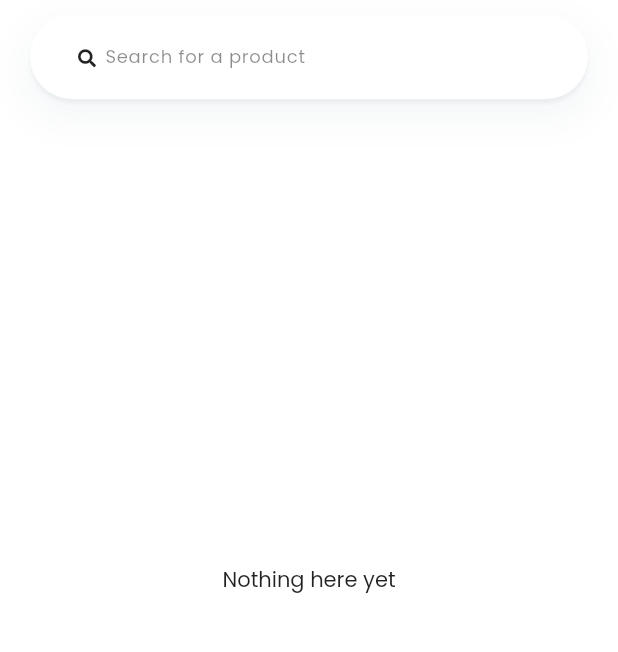
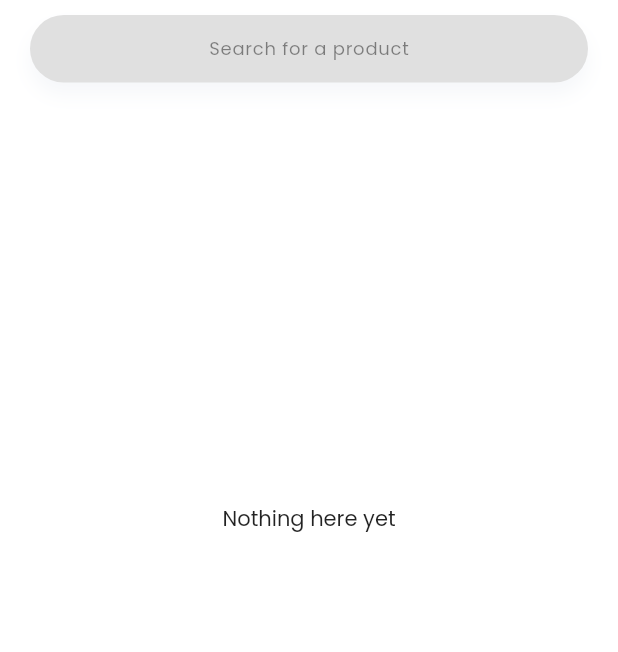
Before and after one commit to Delnyavor/vpay, a Flutter app: the LandingPage screen opened by its route, on a phone screen of 412 x 824 dp, the part 84-736 px from its top. Run offline on Flutter 3.47's test engine with Material 2 defaults, Android fonts, the phone set to English and light mode, and no system bars; our stand-ins replace cloud_firestore, firebase_auth, firebase_core, firebase_database, font_awesome_flutter, google_fonts; accounts and stored records are empty.

Commit message:
ui touch-up

```diff
--- a/lib/src/components/chat_input.dart
+++ b/lib/src/components/chat_input.dart
@@ -80,7 +80,7 @@ class ChatInputState extends State<ChatInput> {
       icon: Icon(
         Icons.send_outlined,
         size: 20,
-        color: Theme.of(context).primaryColor,
+        color: Theme.of(context).colorScheme.primary,
       ),
     );
   }
--- a/lib/src/components/chat_message.dart
+++ b/lib/src/components/chat_message.dart
@@ -58,7 +58,7 @@ class _ChatMessageWidgetState extends State<ChatMessageWidget> {
       margin: const EdgeInsets.fromLTRB(8, 0, 8, 1),
       decoration: BoxDecoration(
         color: widget.message.isMe
-            ? Theme.of(context).primaryColor
+            ? Theme.of(context).colorScheme.primary
             : Color(0xfff0f1f6),
         borderRadius: BorderRadius.only(
           topLeft: widget.message.isMe ? roundRadius : pointedRadius,
--- a/lib/src/components/search_widget.dart
+++ b/lib/src/components/search_widget.dart
@@ -1,6 +1,4 @@
 import 'package:flutter/material.dart';
-import 'package:font_awesome_flutter/font_awesome_flutter.dart';
-import 'package:vpay/src/pages/home/search_page.dart';
 
 // ignore: must_be_immutable
 class SearchWidget extends StatelessWidget {
@@ -13,23 +11,26 @@ class SearchWidget extends StatelessWidget {
     return GestureDetector(
       child: Container(
         margin: const EdgeInsets.symmetric(horizontal: 20),
-        padding: const EdgeInsets.only(left: 20, right: 16),
+        // padding: const EdgeInsets.only(left: 20, right: 16),
         decoration: BoxDecoration(
+          // border: Border.all(
+          //   color: Color(0x3fafbbf1),
+          // ),
           borderRadius: BorderRadius.circular(30),
-          color: Colors.white,
+          color: Colors.grey[300],
           boxShadow: [
             BoxShadow(
-              color: Colors.blueGrey[50]!.withOpacity(0.5),
-              blurRadius: 20,
-              spreadRadius: 5,
-              offset: Offset(0, 10),
+              color: Color(0x1fafbbd1),
+              blurRadius: 10,
+              spreadRadius: 0,
+              offset: Offset(0, 8),
             ),
-            BoxShadow(
-              color: Colors.blueGrey[50]!.withOpacity(1),
-              blurRadius: 1,
-              spreadRadius: 0,
-              offset: Offset(0, 3),
-            ),
+            // BoxShadow(
+            //   color: Color(0x1fafbbc1),
+            //   blurRadius: 1,
+            //   spreadRadius: 0,
+            //   offset: Offset(0, 3),
+            // ),
           ],
         ),
         child: searchBar(context),
@@ -41,21 +42,24 @@ class SearchWidget extends StatelessWidget {
     return Hero(
       tag: 'search',
       child: Row(
+        mainAxisAlignment: MainAxisAlignment.center,
         children: [
-          Padding(
-            padding: const EdgeInsets.fromLTRB(12, 0, 6, 0),
-            child: Icon(
-              FontAwesomeIcons.search,
-              size: 12,
+          // Padding(
+          //   padding: const EdgeInsets.fromLTRB(12, 0, 6, 0),
+          //   child: Icon(
+          //     FontAwesomeIcons.search,
+          //     size: 12,
+          //   ),
+          // ),
+          Center(
+            child: Text(
+              'Search for a product',
+              textAlign: TextAlign.left,
+              style: Theme.of(context)
+                  .textTheme
+                  .caption!
+                  .copyWith(letterSpacing: 0.5, color: Colors.black45),
             ),
-          ),
-          Text(
-            'Search for a product',
-            textAlign: TextAlign.left,
-            style: Theme.of(context)
-                .textTheme
-                .caption!
-                .copyWith(letterSpacing: 0.5, color: Colors.black45),
           ),
         ],
       ),
--- a/lib/src/dao/products_dao.dart
+++ b/lib/src/dao/products_dao.dart
@@ -33,7 +33,7 @@ class ProductsDao {
   }
 
   Future<List<Category>> getCategories() async {
-    await catRef.orderBy("id").get().then(
+    await catRef.orderBy("index").get().then(
       (e) {
         categories = e.docs.map((f) => Category.fromSnapshot(f)).toList();
       },
--- a/lib/src/pages/chat/chat_page.dart
+++ b/lib/src/pages/chat/chat_page.dart
@@ -1,6 +1,5 @@
 import 'package:flutter/material.dart';
 import 'package:vpay/src/components/chat_input.dart';
-import 'package:vpay/src/models/message.dart';
 import 'package:vpay/src/components/chat_message.dart';
 import 'package:vpay/src/provider/chat_provider.dart';
 
--- a/lib/src/pages/home/back_layer.dart
+++ b/lib/src/pages/home/back_layer.dart
@@ -77,21 +77,24 @@ class _BackLayerState extends State<BackLayer> {
           size: 18,
           color: Colors.white,
         ),
-        title: Text('Transactions', style: theme),
+        title: Text('Ongoing Transactions', style: theme),
         onTap: () {
           Navigator.push(context,
               MaterialPageRoute(builder: (context) => SalesReportPage()));
         },
       ),
-      // SizedBox(height: 5),
       ListTile(
-          leading: Icon(
-            FontAwesomeIcons.creditCard,
-            size: 18,
-            color: Colors.white,
-          ),
-          title: Text('Enter Promo Code', style: theme)),
-      // SizedBox(height: 5),
+        leading: Icon(
+          FontAwesomeIcons.ccAmazonPay,
+          size: 18,
+          color: Colors.white,
+        ),
+        title: Text('History', style: theme),
+        onTap: () {
+          Navigator.push(context,
+              MaterialPageRoute(builder: (context) => SalesReportPage()));
+        },
+      ),
       ListTile(
           leading: Icon(
             Icons.settings,
@@ -99,44 +102,6 @@ class _BackLayerState extends State<BackLayer> {
             color: Colors.white,
           ),
           title: Text('Settings', style: theme)),
-      // SizedBox(height: 5),
-      ListTile(
-          leading: Icon(
-            FontAwesomeIcons.outdent,
-            size: 18,
-            color: Colors.white,
-          ),
-          title: Text('Logout', style: theme)),
-      // SizedBox(height: 5),
-      ListTile(
-        leading: Icon(
-          FontAwesomeIcons.ccAmazonPay,
-          size: 18,
-          color: Colors.white,
-        ),
-        title: Text('Transactions', style: theme),
-        onTap: () {
-          Navigator.push(context,
-              MaterialPageRoute(builder: (context) => SalesReportPage()));
-        },
-      ),
-      // SizedBox(height: 5),
-      ListTile(
-          leading: Icon(
-            FontAwesomeIcons.creditCard,
-            size: 18,
-            color: Colors.white,
-          ),
-          title: Text('Enter Promo Code', style: theme)),
-      // SizedBox(height: 5),
-      ListTile(
-          leading: Icon(
-            Icons.settings,
-            size: 18,
-            color: Colors.white,
-          ),
-          title: Text('Settings', style: theme)),
-      // SizedBox(height: 5),
       ListTile(
           leading: Icon(
             FontAwesomeIcons.outdent,
--- a/lib/src/pages/home/front_layer.dart
+++ b/lib/src/pages/home/front_layer.dart
@@ -145,6 +145,8 @@ class _FrontLayerState extends State<FrontLayer> with TickerProviderStateMixin {
         SliverPadding(
           padding: const EdgeInsets.only(bottom: 25, top: 10),
           sliver: SliverHeader(
+            minHeight: 45,
+            maxHeight: 45,
             floating: true,
             child: SearchWidget(
               newRoute: Container(),
@@ -152,10 +154,10 @@ class _FrontLayerState extends State<FrontLayer> with TickerProviderStateMixin {
           ),
         ),
         SliverPadding(
-          padding: const EdgeInsets.only(top: 10, bottom: 10),
+          padding: const EdgeInsets.only(top: 20, bottom: 20),
           sliver: SliverHeader(
-            minHeight: 70,
-            maxHeight: 70,
+            minHeight: 20,
+            maxHeight: 20,
             child: tabBar(),
           ),
         ),
@@ -192,23 +194,25 @@ class _FrontLayerState extends State<FrontLayer> with TickerProviderStateMixin {
   Widget tabBar() {
     return Theme(
       data: theme.copyWith(
-        highlightColor: Colors.transparent,
-        splashColor: Colors.transparent,
-      ),
+          // highlightColor: Colors.transparent,
+          // splashColor: Colors.transparent,
+          ),
       child: ScrollConfiguration(
         behavior: ScrollBehavior(),
         child: TabBar(
+          padding: const EdgeInsets.symmetric(horizontal: 18),
           labelStyle: theme.textTheme.caption!.copyWith(
-              letterSpacing: 0.4, fontWeight: FontWeight.w500, fontSize: 10),
+              letterSpacing: 0.2, fontWeight: FontWeight.w500, fontSize: 11),
           controller: tabController,
-          labelColor: Colors.black87,
+          labelColor: Colors.black,
           isScrollable: true,
           unselectedLabelColor: Colors.black38,
           unselectedLabelStyle: theme.textTheme.caption!.copyWith(
-              letterSpacing: 0.4, fontWeight: FontWeight.w400, fontSize: 10),
+              letterSpacing: 0.2, fontWeight: FontWeight.w400, fontSize: 11),
           indicator: UnderlineTabIndicator(borderSide: BorderSide.none),
+          labelPadding: const EdgeInsets.symmetric(horizontal: 8),
           // indicatorSize: TabBarIndicatorSize.tab,
-          // labelPadding: const EdgeInsets.only(left: 20, right: 5),
+
           onTap: (index) {
             setState(() {
               selectedCategory = categories[index];
@@ -216,8 +220,8 @@ class _FrontLayerState extends State<FrontLayer> with TickerProviderStateMixin {
           },
           tabs: [
             for (final category in categories)
-              tab(
-                category.name,
+              Tab(
+                text: category.name,
               )
           ],
         ),
@@ -267,33 +271,4 @@ class _FrontLayerState extends State<FrontLayer> with TickerProviderStateMixin {
       ),
     );
   }
-
-  Widget tab(String label) {
-    Color? blue = Colors.indigo[400];
-    Color white = Colors.white;
-
-    return Tab(
-      text: label,
-      icon: DecoratedBox(
-        decoration: BoxDecoration(
-            color: label == selectedCategory.name ? blue : white,
-            shape: BoxShape.circle,
-            border: Border.fromBorderSide(
-              BorderSide(
-                width: 0.5,
-                color: Colors.blueGrey.withOpacity(0.5),
-              ),
-            )
-            // boxShadow: [BoxShadow(color: Colors.blueGrey.withOpacity(0.5))],
-            ),
-        child: Padding(
-          padding: const EdgeInsets.all(8.0),
-          child: Icon(
-            Icons.card_giftcard_rounded,
-            color: label != selectedCategory.name ? blue : white,
-          ),
-        ),
-      ),
-    );
-  }
 }
```
Also changed, not shown: lib/main.dart (+11 -8 lines), lib/src/components/category_widgets.dart (+10 -10 lines), lib/src/components/slideshow.dart (+6 -6 lines), lib/src/dao/chat_dao.dart (+12 -2 lines), lib/src/pages/product details/details_page.dart (+23 -37 lines), assets/1.jpg (added), assets/2.jpg (added), assets/3.jpg (added).
